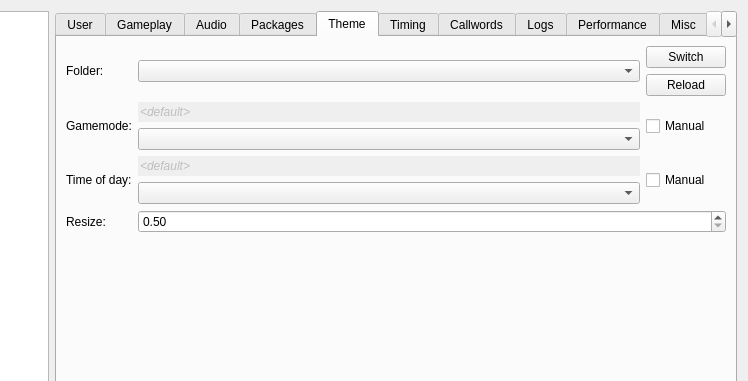
This is res/ui/config_panel.ui in Killing-Fever-Online/DRO-Client as Qt 5 draws it before an edit; both pictures show x 142 to 890 and y 0 to 381 of the 890 by 544 pixel window. The edited form follows.
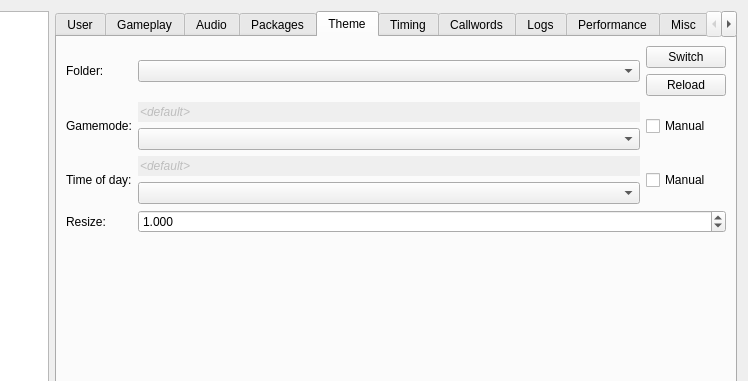
This is the edited form. The open tabs and pages were chosen to show the change.

Commit message: Add automatic rescaling when window is resized by the user Allow better spinbox scaling, up to 4x and down to 0.2x

```diff
--- a/res/ui/config_panel.ui
+++ b/res/ui/config_panel.ui
@@ -788,11 +788,20 @@
            </item>
            <item row="6" column="1" colspan="3">
             <widget class="QDoubleSpinBox" name="themeResizeSpinbox">
+             <property name="decimals">
+              <number>3</number>
+             </property>
              <property name="minimum">
-              <double>0.500000000000000</double>
+              <double>0.200000000000000</double>
              </property>
              <property name="maximum">
-              <double>2.000000000000000</double>
+              <double>4.000000000000000</double>
+             </property>
+             <property name="singleStep">
+              <double>0.100000000000000</double>
+             </property>
+             <property name="value">
+              <double>1.000000000000000</double>
              </property>
             </widget>
            </item>
```
Left out of the diff: 2 changed lines with no effect on the pictures. The commit also changes 7 other files.
